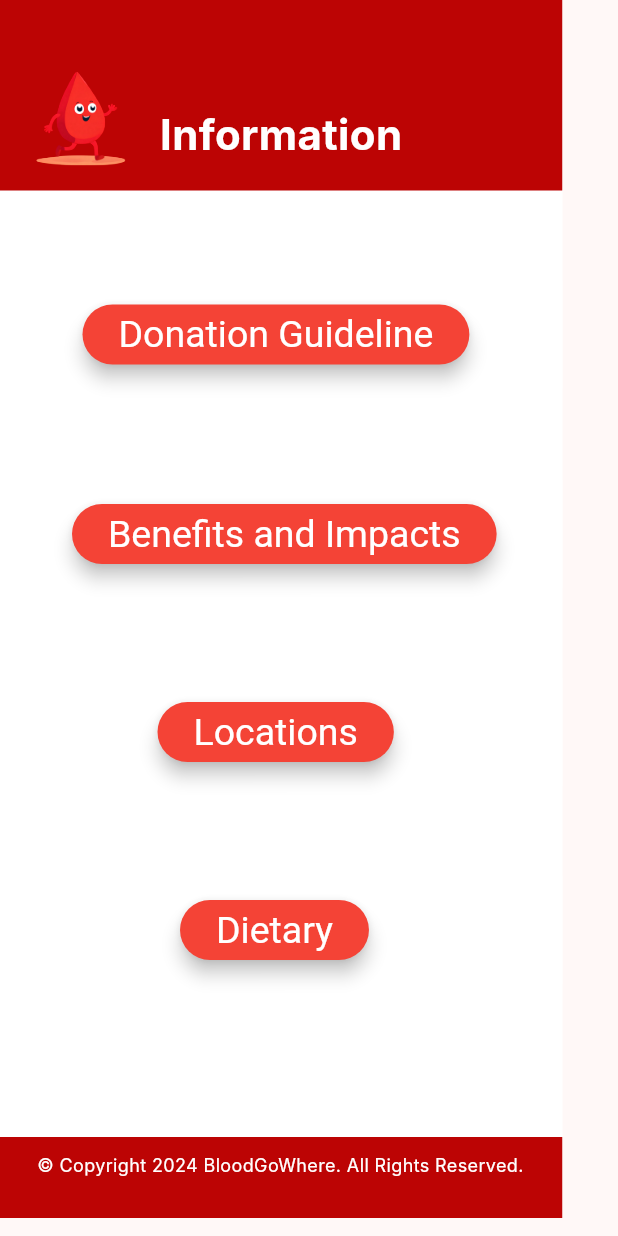
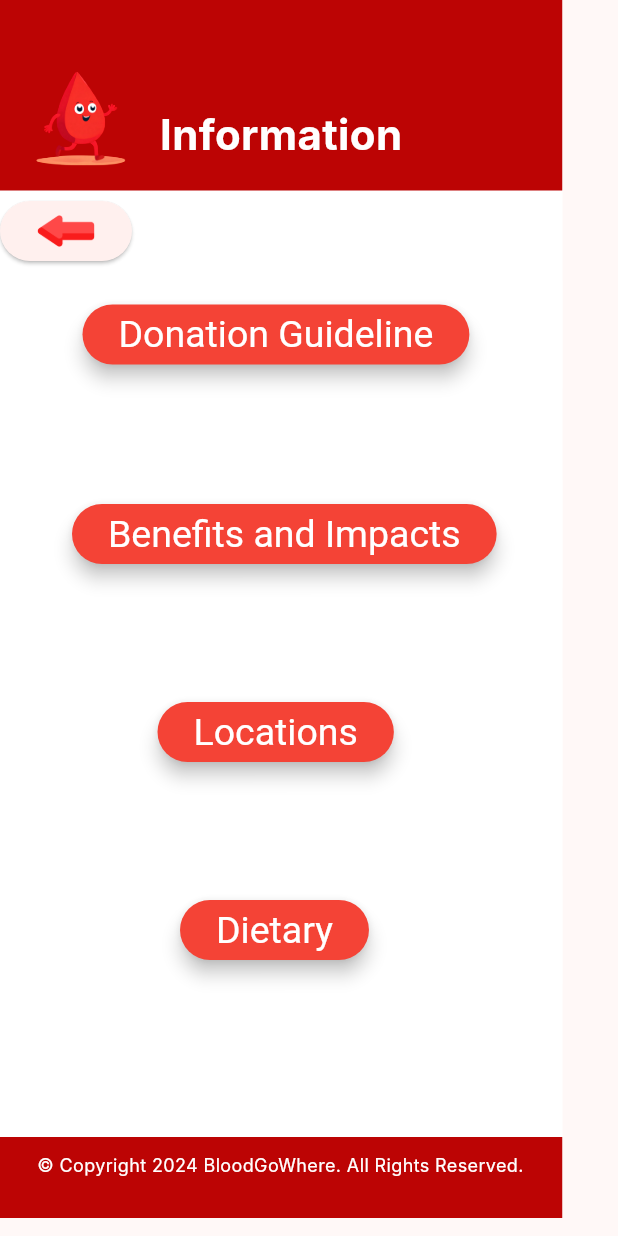
Before and after one commit to fernfern0011/bloodgowhere, a Flutter app: the InfoComponent widget shown alone on an empty page, opened directly, on a phone screen of 412 x 824 dp. Run offline on Flutter 3.47's test engine with Material 3 defaults, Android fonts, the phone set to English and light mode, and no system bars; our stand-ins replace flutter_svg; Roboto replaces fonts that are missing (Inter).

Commit message:
Added back button to homepage

```diff
--- a/lib/info.dart
+++ b/lib/info.dart
@@ -3,6 +3,7 @@ import 'guideline.dart';
 import 'benefit.dart';
 import 'locations.dart';
 import 'dietary.dart';
+import 'home.dart';
 
 void main() {
   runApp(const InformationPage());
@@ -159,7 +160,21 @@ class InfoComponent extends StatelessWidget {
                     ],
                   ),
                 ),
-              ),
+              ),Positioned(
+                        left: 0,
+                        top: 130,
+                        child: ElevatedButton(
+                          onPressed: () {
+                            Navigator.push(
+                                context,
+                                MaterialPageRoute(
+                                    builder: (context) => HomePage()));
+                          },
+                          child: Container(width: 40, height: 40,
+                          decoration: BoxDecoration( image:
+                          DecorationImage(image: AssetImage('assets/back button.png')))
+                          ,)
+                        )),
               Positioned(
                 left: 0,
                 top: 187,
```
Also changed, not shown: pubspec.lock.
